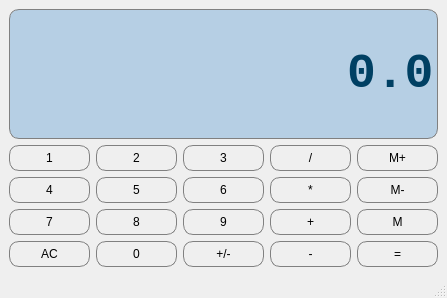
caiofov/Calculator-Qt-Cpp, file calculator/calculatorwindow.ui: the form before one commit.
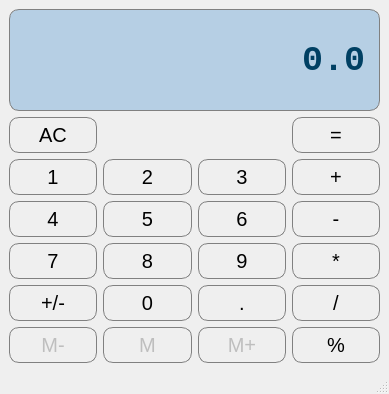
The form after the commit.

Commit message: feat: organize layout and add module operator

```diff
--- a/calculator/calculatorwindow.ui
+++ b/calculator/calculatorwindow.ui
@@ -6,8 +6,8 @@
    <rect>
     <x>0</x>
     <y>0</y>
-    <width>447</width>
-    <height>298</height>
+    <width>389</width>
+    <height>394</height>
    </rect>
   </property>
   <property name="windowTitle">
@@ -19,6 +19,7 @@
 	border: 1px solid gray;
 	border-radius:10px;
 	padding: 5px;
+	font-size: 20px;
 }
 QPushButton:pressed{
 	background-color: #A9A9A9;
@@ -43,11 +44,15 @@
 	border: 1px solid gray;
 	border-radius: 10px;
 	color: #004063;
+	padding: 10px;
 }</string>
    </property>
    <layout class="QGridLayout" name="gridLayout">
-    <item row="1" column="4">
-     <widget class="QPushButton" name="MemAdd">
+    <item row="8" column="1">
+     <widget class="QPushButton" name="MemGet">
+      <property name="enabled">
+       <bool>false</bool>
+      </property>
       <property name="sizePolicy">
        <sizepolicy hsizetype="Preferred" vsizetype="Preferred">
         <horstretch>0</horstretch>
@@ -55,15 +60,15 @@
        </sizepolicy>
       </property>
       <property name="text">
-       <string>M+</string>
+       <string>M</string>
       </property>
       <property name="class" stdset="0">
        <string>math-button</string>
       </property>
      </widget>
     </item>
-    <item row="1" column="3">
-     <widget class="QPushButton" name="Divide">
+    <item row="6" column="2">
+     <widget class="QPushButton" name="Button9">
       <property name="sizePolicy">
        <sizepolicy hsizetype="Preferred" vsizetype="Preferred">
         <horstretch>0</horstretch>
@@ -71,14 +76,14 @@
        </sizepolicy>
       </property>
       <property name="text">
-       <string>/</string>
+       <string>9</string>
       </property>
       <property name="class" stdset="0">
        <string>math-button</string>
       </property>
      </widget>
     </item>
-    <item row="2" column="0">
+    <item row="5" column="0">
      <widget class="QPushButton" name="Button4">
       <property name="sizePolicy">
        <sizepolicy hsizetype="Preferred" vsizetype="Preferred">
@@ -94,23 +99,78 @@
       </property>
      </widget>
     </item>
-    <item row="2" column="3">
-     <widget class="QPushButton" name="Multiply">
+    <item row="7" column="1">
+     <widget class="QPushButton" name="Button0">
       <property name="sizePolicy">
        <sizepolicy hsizetype="Preferred" vsizetype="Preferred">
         <horstretch>0</horstretch>
         <verstretch>0</verstretch>
        </sizepolicy>
       </property>
+      <property name="styleSheet">
+       <string notr="true"/>
+      </property>
       <property name="text">
-       <string>*</string>
+       <string>0</string>
       </property>
       <property name="class" stdset="0">
        <string>math-button</string>
       </property>
      </widget>
     </item>
-    <item row="3" column="0">
+    <item row="6" column="1">
+     <widget class="QPushButton" name="Button8">
+      <property name="sizePolicy">
+       <sizepolicy hsizetype="Preferred" vsizetype="Preferred">
+        <horstretch>0</horstretch>
+        <verstretch>0</verstretch>
+       </sizepolicy>
+      </property>
+      <property name="text">
+       <string>8</string>
+      </property>
+      <property name="class" stdset="0">
+       <string>number-button</string>
+      </property>
+     </widget>
+    </item>
+    <item row="0" column="0" colspan="4">
+     <widget class="QLineEdit" name="Display">
+      <property name="sizePolicy">
+       <sizepolicy hsizetype="Preferred" vsizetype="Expanding">
+        <horstretch>0</horstretch>
+        <verstretch>0</verstretch>
+       </sizepolicy>
+      </property>
+      <property name="font">
+       <font>
+        <family>Courier New</family>
+        <pointsize>26</pointsize>
+        <bold>true</bold>
+       </font>
+      </property>
+      <property name="styleSheet">
+       <string notr="true"/>
+      </property>
+      <property name="text">
+       <string>0.0</string>
+      </property>
+      <property name="alignment">
+       <set>Qt::AlignmentFlag::AlignRight|Qt::AlignmentFlag::AlignTrailing|Qt::AlignmentFlag::AlignVCenter</set>
+      </property>
+     </widget>
+    </item>
+    <item row="7" column="2">
+     <widget class="QPushButton" name="Decimal">
+      <property name="text">
+       <string>.</string>
+      </property>
+      <property name="class" stdset="0">
+       <string>number-button</string>
+      </property>
+     </widget>
+    </item>
+    <item row="6" column="0">
      <widget class="QPushButton" name="Button7">
       <property name="sizePolicy">
        <sizepolicy hsizetype="Preferred" vsizetype="Preferred">
@@ -126,7 +186,42 @@
       </property>
      </widget>
     </item>
-    <item row="1" column="0">
+    <item row="1" column="3">
+     <widget class="QPushButton" name="Equals">
+      <property name="sizePolicy">
+       <sizepolicy hsizetype="Preferred" vsizetype="Preferred">
+        <horstretch>0</horstretch>
+        <verstretch>0</verstretch>
+       </sizepolicy>
+      </property>
+      <property name="text">
+       <string>=</string>
+      </property>
+      <property name="class" stdset="0">
+       <string>highlight-button</string>
+      </property>
+     </widget>
+    </item>
+    <item row="8" column="2">
+     <widget class="QPushButton" name="MemAdd">
+      <property name="enabled">
+       <bool>false</bool>
+      </property>
+      <property name="sizePolicy">
+       <sizepolicy hsizetype="Preferred" vsizetype="Preferred">
+        <horstretch>0</horstretch>
+        <verstretch>0</verstretch>
+       </sizepolicy>
+      </property>
+      <property name="text">
+       <string>M+</string>
+      </property>
+      <property name="class" stdset="0">
+       <string>math-button</string>
+      </property>
+     </widget>
+    </item>
+    <item row="3" column="0">
      <widget class="QPushButton" name="Button1">
       <property name="sizePolicy">
        <sizepolicy hsizetype="Preferred" vsizetype="Preferred">
@@ -142,7 +237,7 @@
       </property>
      </widget>
     </item>
-    <item row="2" column="1">
+    <item row="5" column="1">
      <widget class="QPushButton" name="Button5">
       <property name="sizePolicy">
        <sizepolicy hsizetype="Preferred" vsizetype="Preferred">
@@ -158,23 +253,26 @@
       </property>
      </widget>
     </item>
-    <item row="2" column="4">
-     <widget class="QPushButton" name="MemClear">
+    <item row="1" column="0">
+     <widget class="QPushButton" name="Clear">
       <property name="sizePolicy">
        <sizepolicy hsizetype="Preferred" vsizetype="Preferred">
         <horstretch>0</horstretch>
         <verstretch>0</verstretch>
        </sizepolicy>
       </property>
+      <property name="styleSheet">
+       <string notr="true"/>
+      </property>
       <property name="text">
-       <string>M-</string>
+       <string>AC</string>
       </property>
       <property name="class" stdset="0">
        <string>math-button</string>
       </property>
      </widget>
     </item>
-    <item row="2" column="2">
+    <item row="5" column="2">
      <widget class="QPushButton" name="Button6">
       <property name="sizePolicy">
        <sizepolicy hsizetype="Preferred" vsizetype="Preferred">
@@ -190,7 +288,45 @@
       </property>
      </widget>
     </item>
-    <item row="1" column="2">
+    <item row="8" column="0">
+     <widget class="QPushButton" name="MemClear">
+      <property name="enabled">
+       <bool>false</bool>
+      </property>
+      <property name="sizePolicy">
+       <sizepolicy hsizetype="Preferred" vsizetype="Preferred">
+        <horstretch>0</horstretch>
+        <verstretch>0</verstretch>
+       </sizepolicy>
+      </property>
+      <property name="text">
+       <string>M-</string>
+      </property>
+      <property name="class" stdset="0">
+       <string>math-button</string>
+      </property>
+     </widget>
+    </item>
+    <item row="7" column="0">
+     <widget class="QPushButton" name="ChangeSign">
+      <property name="sizePolicy">
+       <sizepolicy hsizetype="Preferred" vsizetype="Preferred">
+        <horstretch>0</horstretch>
+        <verstretch>0</verstretch>
+       </sizepolicy>
+      </property>
+      <property name="styleSheet">
+       <string notr="true"/>
+      </property>
+      <property name="text">
+       <string>+/-</string>
+      </property>
+      <property name="class" stdset="0">
+       <string>highlight-button</string>
+      </property>
+     </widget>
+    </item>
+    <item row="3" column="2">
      <widget class="QPushButton" name="Button3">
       <property name="sizePolicy">
        <sizepolicy hsizetype="Preferred" vsizetype="Preferred">
@@ -206,7 +342,7 @@
       </property>
      </widget>
     </item>
-    <item row="1" column="1">
+    <item row="3" column="1">
      <widget class="QPushButton" name="Button2">
       <property name="sizePolicy">
        <sizepolicy hsizetype="Preferred" vsizetype="Preferred">
@@ -222,95 +358,6 @@
       </property>
      </widget>
     </item>
-    <item row="4" column="0">
-     <widget class="QPushButton" name="Clear">
-      <property name="sizePolicy">
-       <sizepolicy hsizetype="Preferred" vsizetype="Preferred">
-        <horstretch>0</horstretch>
-        <verstretch>0</verstretch>
-       </sizepolicy>
-      </property>
-      <property name="styleSheet">
-       <string notr="true"/>
-      </property>
-      <property name="text">
-       <string>AC</string>
-      </property>
-      <property name="class" stdset="0">
-       <string>highlight-button</string>
-      </property>
-     </widget>
-    </item>
-    <item row="3" column="1">
-     <widget class="QPushButton" name="Button8">
-      <property name="sizePolicy">
-       <sizepolicy hsizetype="Preferred" vsizetype="Preferred">
-        <horstretch>0</horstretch>
-        <verstretch>0</verstretch>
-       </sizepolicy>
-      </property>
-      <property name="text">
-       <string>8</string>
-      </property>
-      <property name="class" stdset="0">
-       <string>number-button</string>
-      </property>
-     </widget>
-    </item>
-    <item row="4" column="1">
-     <widget class="QPushButton" name="Button0">
-      <property name="sizePolicy">
-       <sizepolicy hsizetype="Preferred" vsizetype="Preferred">
-        <horstretch>0</horstretch>
-        <verstretch>0</verstretch>
-       </sizepolicy>
-      </property>
-      <property name="styleSheet">
-       <string notr="true"/>
-      </property>
-      <property name="text">
-       <string>0</string>
-      </property>
-      <property name="class" stdset="0">
-       <string>number-button</string>
-      </property>
-     </widget>
-    </item>
-    <item row="3" column="2">
-     <widget class="QPushButton" name="Button9">
-      <property name="sizePolicy">
-       <sizepolicy hsizetype="Preferred" vsizetype="Preferred">
-        <horstretch>0</horstretch>
-        <verstretch>0</verstretch>
-       </sizepolicy>
-      </property>
-      <property name="text">
-       <string>9</string>
-      </property>
-      <property name="class" stdset="0">
-       <string>number-button</string>
-      </property>
-     </widget>
-    </item>
-    <item row="4" column="2">
-     <widget class="QPushButton" name="ChangeSign">
-      <property name="sizePolicy">
-       <sizepolicy hsizetype="Preferred" vsizetype="Preferred">
-        <horstretch>0</horstretch>
-        <verstretch>0</verstretch>
-       </sizepolicy>
-      </property>
-      <property name="styleSheet">
-       <string notr="true"/>
-      </property>
-      <property name="text">
-       <string>+/-</string>
-      </property>
-      <property name="class" stdset="0">
-       <string>highlight-button</string>
-      </property>
-     </widget>
-    </item>
     <item row="3" column="3">
      <widget class="QPushButton" name="Add">
       <property name="sizePolicy">
@@ -327,7 +374,49 @@
       </property>
      </widget>
     </item>
-    <item row="4" column="3">
+    <item row="8" column="3">
+     <widget class="QPushButton" name="Module">
+      <property name="text">
+       <string>%</string>
+      </property>
+      <property name="class" stdset="0">
+       <string>math-button</string>
+      </property>
+     </widget>
+    </item>
+    <item row="7" column="3">
+     <widget class="QPushButton" name="Divide">
+      <property name="sizePolicy">
+       <sizepolicy hsizetype="Preferred" vsizetype="Preferred">
+        <horstretch>0</horstretch>
+        <verstretch>0</verstretch>
+       </sizepolicy>
+      </property>
+      <property name="text">
+       <string>/</string>
+      </property>
+      <property name="class" stdset="0">
+       <string>math-button</string>
+      </property>
+     </widget>
+    </item>
+    <item row="6" column="3">
+     <widget class="QPushButton" name="Multiply">
+      <property name="sizePolicy">
+       <sizepolicy hsizetype="Preferred" vsizetype="Preferred">
+        <horstretch>0</horstretch>
+        <verstretch>0</verstretch>
+       </sizepolicy>
+      </property>
+      <property name="text">
+       <string>*</string>
+      </property>
+      <property name="class" stdset="0">
+       <string>math-button</string>
+      </property>
+     </widget>
+    </item>
+    <item row="5" column="3">
      <widget class="QPushButton" name="Subtract">
       <property name="sizePolicy">
        <sizepolicy hsizetype="Preferred" vsizetype="Preferred">
@@ -343,64 +432,6 @@
       </property>
      </widget>
     </item>
-    <item row="3" column="4">
-     <widget class="QPushButton" name="MemGet">
-      <property name="sizePolicy">
-       <sizepolicy hsizetype="Preferred" vsizetype="Preferred">
-        <horstretch>0</horstretch>
-        <verstretch>0</verstretch>
-       </sizepolicy>
-      </property>
-      <property name="text">
-       <string>M</string>
-      </property>
-      <property name="class" stdset="0">
-       <string>math-button</string>
-      </property>
-     </widget>
-    </item>
-    <item row="4" column="4">
-     <widget class="QPushButton" name="Equals">
-      <property name="sizePolicy">
-       <sizepolicy hsizetype="Preferred" vsizetype="Preferred">
-        <horstretch>0</horstretch>
-        <verstretch>0</verstretch>
-       </sizepolicy>
-      </property>
-      <property name="text">
-       <string>=</string>
-      </property>
-      <property name="class" stdset="0">
-       <string>highlight-button</string>
-      </property>
-     </widget>
-    </item>
-    <item row="0" column="0" colspan="5">
-     <widget class="QLineEdit" name="Display">
-      <property name="sizePolicy">
-       <sizepolicy hsizetype="Preferred" vsizetype="Expanding">
-        <horstretch>0</horstretch>
-        <verstretch>0</verstretch>
-       </sizepolicy>
-      </property>
-      <property name="font">
-       <font>
-        <family>Courier New</family>
-        <pointsize>36</pointsize>
-        <bold>true</bold>
-       </font>
-      </property>
-      <property name="styleSheet">
-       <string notr="true"/>
-      </property>
-      <property name="text">
-       <string>0.0</string>
-      </property>
-      <property name="alignment">
-       <set>Qt::AlignmentFlag::AlignRight|Qt::AlignmentFlag::AlignTrailing|Qt::AlignmentFlag::AlignVCenter</set>
-      </property>
-     </widget>
-    </item>
    </layout>
   </widget>
   <widget class="QMenuBar" name="menubar">
```
Left out of the diff: 8 changed lines with no effect on the pictures.
